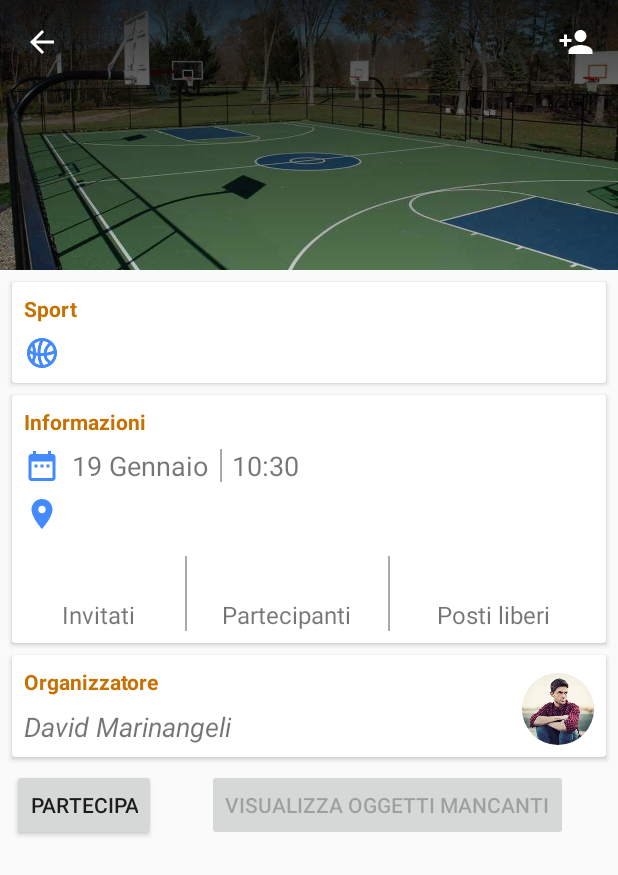
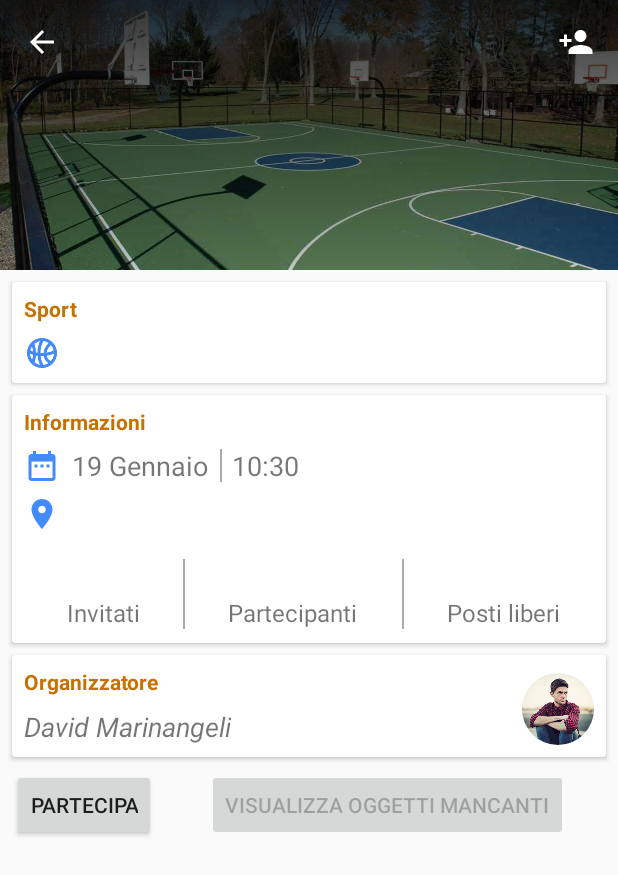
Before and after one commit to davidmarinangeli/ErmesAndroid, an Android app: the EventFragment screen opened directly, with no data from a screen before it, on a phone screen of 412 x 824 dp. Shown: the top 875 px of the screen. Run offline under Robolectric (Android 15) with nearby library versions, the phone set to English and light mode, and no system bars; our stand-ins replace Firebase (no records; nobody signed in at launch, a user with empty details on screens opened directly), Picasso; libraries missing offline, so code that uses them is left out: com.afollestad.materialdialogs, com.mikhaellopez.circularimageview; plain views replace CircularImageView; 16 statements that could not run were skipped.

Commit message:
Aggiunta activity per la visualizzazione di invitati e partecipanti ad un match

```diff
--- a/app/src/main/AndroidManifest.xml
+++ b/app/src/main/AndroidManifest.xml
@@ -66,6 +66,7 @@
 
         <activity android:name=".View.activities.MyMatchesActivity" />
         <activity android:name=".View.activities.FriendsActivity" />
+        <activity android:name=".View.activities.MatchUsersActivity" />
 
         <meta-data
             android:name="com.google.android.geo.API_KEY"
--- a/app/src/main/java/com/example/david/ermes/View/activities/FriendsActivity.java
+++ b/app/src/main/java/com/example/david/ermes/View/activities/FriendsActivity.java
@@ -100,7 +100,7 @@ public class FriendsActivity extends AppCompatActivity {
             List<Friendship> list = (List<Friendship>) object;
 
             if (list == null || list.isEmpty()) {
-                adapter.refreshList(null);
+                adapter.refreshList(new HashMap<>());
 
                 no_friends_label.setText("Nessun amico");
                 no_friends_label.setVisibility(View.VISIBLE);
--- a/app/src/main/java/com/example/david/ermes/View/fragments/EventFragment.java
+++ b/app/src/main/java/com/example/david/ermes/View/fragments/EventFragment.java
@@ -14,6 +14,7 @@ import android.view.View;
 import android.view.ViewGroup;
 import android.widget.Button;
 import android.widget.ImageButton;
+import android.widget.LinearLayout;
 import android.widget.ProgressBar;
 import android.widget.TextView;
 
@@ -32,12 +33,14 @@ import com.example.david.ermes.Presenter.utils.TimeUtils;
 import com.example.david.ermes.R;
 import com.example.david.ermes.View.activities.AccountActivity;
 import com.example.david.ermes.View.activities.EventActivity;
+import com.example.david.ermes.View.activities.MatchUsersActivity;
 import com.example.david.ermes.View.activities.PickFriendsActivity;
 import com.mikhaellopez.circularimageview.CircularImageView;
 import com.squareup.picasso.Picasso;
 
 import java.util.ArrayList;
 import java.util.Calendar;
+import java.util.List;
 
 import static com.example.david.ermes.View.activities.EventActivity.*;
 
@@ -65,6 +68,8 @@ public class EventFragment extends Fragment {
     private TextView freeslots;
     private TextView usercreator;
     private CircularImageView imageCreator;
+    private LinearLayout showInvited;
+    private LinearLayout showPartecipants;
 
     private CardView profileCardView;
 
@@ -142,6 +147,9 @@ public class EventFragment extends Fragment {
         participant = view.findViewById(R.id.partecipantNumber);
         pending = view.findViewById(R.id.invitedNumber);
         freeslots = view.findViewById(R.id.openSlotNumber);
+
+        showInvited = view.findViewById(R.id.invited_users_list);
+        showPartecipants = view.findViewById(R.id.partecipant_users_list);
 
         missing_stuff_button = view.findViewById(R.id.missing_stuff_button);
         join = view.findViewById(R.id.buttonPartecipa);
@@ -253,12 +261,40 @@ public class EventFragment extends Fragment {
             }
         });
 
+        // visualizzazione lista di partecipanti e invitati
+        showInvited.setOnClickListener(view1 -> {
+            if (match.getPending().size() > 0) {
+                startMatchUsersActivity("Invitati", match.getPending());
+            } else {
+                Snackbar.make(view, "Non ci sono invitati.", Snackbar.LENGTH_SHORT).show();
+            }
+        });
+
+        showPartecipants.setOnClickListener(view1 -> {
+            if (match.getPartecipants().size() > 0) {
+                startMatchUsersActivity("Partecipanti", match.getPartecipants());
+            } else {
+                Snackbar.make(view, "Non ci sono partecipanti.", Snackbar.LENGTH_SHORT).show();
+            }
+        });
+
         // lo so che pare un macello sta stringa, giuro che correggerò le API
         dateofevent.setText(c.get(Calendar.DAY_OF_MONTH) + " " + TimeUtils.fromNumericMonthToString(c.get(Calendar.MONTH)));
         hourofevent.setText(TimeUtils.getFormattedHourMinute(c));
         participant.setText(String.valueOf(match.getPartecipants().size()));
         pending.setText(String.valueOf(match.getPending().size()));
         freeslots.setText(String.valueOf(match.getMaxPlayers() - match.getPartecipants().size()));
+    }
+
+    private void startMatchUsersActivity(String title, List<String> list) {
+        Intent intent = new Intent(getContext(), MatchUsersActivity.class);
+
+        Bundle extras = new Bundle();
+        extras.putStringArrayList("users", (ArrayList<String>) list);
+        extras.putString("title", title);
+
+        intent.putExtras(extras);
+        startActivity(intent);
     }
 
     private void updateLabels() {
--- a/app/src/main/res/layout/default_friend_item.xml
+++ b/app/src/main/res/layout/default_friend_item.xml
@@ -18,8 +18,8 @@
 
         <com.mikhaellopez.circularimageview.CircularImageView
             android:id="@+id/friend_image"
-            android:layout_width="40dp"
-            android:layout_height="40dp"
+            android:layout_width="48dp"
+            android:layout_height="48dp"
             app:civ_border_width="0dp"
             app:civ_shadow="false"
             android:src="@drawable/ic_person_black_24dp"
--- a/app/src/main/res/layout/fragment_event.xml
+++ b/app/src/main/res/layout/fragment_event.xml
@@ -1,42 +1,42 @@
 <android.support.design.widget.CoordinatorLayout xmlns:android="http://schemas.android.com/apk/res/android"
     xmlns:app="http://schemas.android.com/apk/res-auto"
+    xmlns:tools="http://schemas.android.com/tools"
     android:layout_width="match_parent"
     android:layout_height="match_parent"
-    xmlns:tools="http://schemas.android.com/tools"
     android:fitsSystemWindows="true">
 
     <android.support.design.widget.AppBarLayout
         android:id="@+id/appBarLayout2"
         android:layout_width="match_parent"
         android:layout_height="wrap_content"
-        android:theme="@style/ThemeOverlay.AppCompat.Dark.ActionBar"
-        android:fitsSystemWindows="true">
+        android:fitsSystemWindows="true"
+        android:theme="@style/ThemeOverlay.AppCompat.Dark.ActionBar">
 
         <android.support.design.widget.CollapsingToolbarLayout
             android:id="@+id/collapsing_toolbar"
             android:layout_width="match_parent"
             android:layout_height="match_parent"
+            android:fitsSystemWindows="true"
+            app:contentScrim="?attr/colorPrimary"
             app:layout_scrollFlags="scroll|exitUntilCollapsed"
-            app:contentScrim="?attr/colorPrimary"
-            app:statusBarScrim="@android:color/transparent"
-            android:fitsSystemWindows="true">
+            app:statusBarScrim="@android:color/transparent">
 
             <ImageView
                 android:id="@+id/imageViewFavSport"
                 android:layout_width="match_parent"
                 android:layout_height="180dp"
+                android:fitsSystemWindows="true"
+                android:foreground="@drawable/toolbar_gradient"
                 android:scaleType="centerCrop"
-                app:srcCompat="@drawable/basketball_field"
-                android:foreground="@drawable/toolbar_gradient"
-                android:fitsSystemWindows="true"
-                app:layout_collapseMode="parallax"/>
+                app:layout_collapseMode="parallax"
+                app:srcCompat="@drawable/basketball_field" />
 
             <android.support.v7.widget.Toolbar
                 android:id="@+id/event_toolbar"
                 android:layout_width="match_parent"
                 android:layout_height="?attr/actionBarSize"
-                app:popupTheme="@style/ThemeOverlay.AppCompat.Light"
-                app:layout_collapseMode="pin">
+                app:layout_collapseMode="pin"
+                app:popupTheme="@style/ThemeOverlay.AppCompat.Light">
 
                 <ImageButton
                     android:id="@+id/elimina_evento"
@@ -246,49 +246,81 @@
                         android:layout_width="match_parent"
                         android:layout_height="66dp"
                         android:layout_marginTop="8dp"
+                        app:layout_constraintBottom_toBottomOf="parent"
+                        app:layout_constraintEnd_toEndOf="parent"
+                        app:layout_constraintStart_toStartOf="parent"
                         app:layout_constraintTop_toBottomOf="@+id/place_icon">
 
+                        <LinearLayout
+                            android:layout_width="match_parent"
+                            android:layout_height="wrap_content"
+                            android:layout_marginEnd="8dp"
+                            android:layout_marginStart="8dp"
+                            android:orientation="horizontal"
+                            android:weightSum="1"
+                            app:layout_constraintBottom_toBottomOf="parent"
+                            app:layout_constraintEnd_toEndOf="parent"
+                            app:layout_constraintStart_toStartOf="parent"
+                            app:layout_constraintTop_toTopOf="parent">
+
+                            <LinearLayout
+                                android:id="@+id/invited_users_list"
+                                android:layout_width="wrap_content"
+                                android:layout_height="wrap_content"
+                                android:layout_marginStart="8dp"
+                                android:layout_weight=".33"
+                                android:gravity="center_vertical|center_horizontal"
+                                android:orientation="vertical"
+                                app:layout_constraintBottom_toBottomOf="parent"
+                                app:layout_constraintStart_toStartOf="parent">
+
                                 <TextView
-                            android:id="@+id/openSlotNumber"
+                                    android:id="@+id/invitedNumber"
                                     android:layout_width="wrap_content"
                                     android:layout_height="wrap_content"
                                     android:layout_marginEnd="8dp"
                                     android:layout_marginStart="8dp"
-                            android:textColor="@color/colorAccent"
+                                    android:textColor="@android:color/darker_gray"
                                     android:textSize="24sp"
                                     android:textStyle="bold"
-                            app:layout_constraintBottom_toTopOf="@+id/openSlot"
-                            app:layout_constraintEnd_toEndOf="@+id/openSlot"
-                            app:layout_constraintStart_toStartOf="@+id/openSlot"
-                            app:layout_constraintTop_toTopOf="@+id/partecipantNumber"
-                            tools:text="10" />
+                                    tools:text="8" />
 
                                 <TextView
-                            android:id="@+id/partecipant"
+                                    android:id="@+id/invited"
                                     android:layout_width="wrap_content"
                                     android:layout_height="wrap_content"
                                     android:layout_marginBottom="8dp"
                                     android:layout_marginEnd="8dp"
                                     android:layout_marginStart="8dp"
-                            android:text="Partecipanti"
-                            android:textSize="16sp"
-                            app:layout_constraintBottom_toBottomOf="parent"
-                            app:layout_constraintEnd_toStartOf="@+id/line_right_invited"
-                            app:layout_constraintStart_toEndOf="@+id/line_left_invited" />
+                                    android:text="Invitati"
+                                    android:textSize="16sp" />
+                            </LinearLayout>
 
-                        <TextView
-                            android:id="@+id/openSlot"
-                            android:layout_width="wrap_content"
-                            android:layout_height="wrap_content"
+                            <View
+                                android:id="@+id/line_left_invited"
+                                android:layout_width="1dp"
+                                android:layout_height="match_parent"
                                 android:layout_marginBottom="8dp"
                                 android:layout_marginEnd="8dp"
                                 android:layout_marginStart="8dp"
-                            android:text="Posti liberi"
-                            android:textSize="16sp"
+                                android:layout_marginTop="8dp"
+                                android:background="@android:color/darker_gray"
                                 app:layout_constraintBottom_toBottomOf="parent"
-                            app:layout_constraintEnd_toEndOf="parent"
-                            app:layout_constraintHorizontal_bias="0.45"
-                            app:layout_constraintStart_toEndOf="@+id/line_right_invited" />
+                                app:layout_constraintEnd_toStartOf="@+id/line_right_invited"
+                                app:layout_constraintHorizontal_bias="0.46"
+                                app:layout_constraintStart_toStartOf="parent"
+                                app:layout_constraintTop_toTopOf="parent"
+                                app:layout_constraintVertical_bias="0.0" />
+
+                            <LinearLayout
+                                android:id="@+id/partecipant_users_list"
+                                android:layout_width="wrap_content"
+                                android:layout_height="wrap_content"
+                                android:layout_weight=".33"
+                                android:gravity="center_horizontal"
+                                android:orientation="vertical"
+                                tools:layout_editor_absoluteX="121dp"
+                                tools:layout_editor_absoluteY="2dp">
 
                                 <TextView
                                     android:id="@+id/partecipantNumber"
@@ -306,53 +338,20 @@
                                     tools:text="4" />
 
                                 <TextView
-                            android:id="@+id/invited"
+                                    android:id="@+id/partecipant"
                                     android:layout_width="wrap_content"
                                     android:layout_height="wrap_content"
                                     android:layout_marginBottom="8dp"
                                     android:layout_marginEnd="8dp"
                                     android:layout_marginStart="8dp"
-                            android:text="Invitati"
-                            android:textSize="16sp"
-                            app:layout_constraintBottom_toBottomOf="parent"
-                            app:layout_constraintEnd_toStartOf="@+id/line_left_invited"
-                            app:layout_constraintStart_toStartOf="parent" />
-
-                        <TextView
-                            android:id="@+id/invitedNumber"
-                            android:layout_width="wrap_content"
-                            android:layout_height="wrap_content"
-                            android:layout_marginEnd="8dp"
-                            android:layout_marginStart="8dp"
-                            android:layout_marginTop="8dp"
-                            android:textColor="@android:color/darker_gray"
-                            android:textSize="24sp"
-                            android:textStyle="bold"
-                            app:layout_constraintBottom_toTopOf="@+id/invited"
-                            app:layout_constraintEnd_toEndOf="@+id/invited"
-                            app:layout_constraintStart_toStartOf="@+id/invited"
-                            tools:text="8" />
-
-                        <View
-                            android:id="@+id/line_left_invited"
-                            android:layout_width="1dp"
-                            android:layout_height="0dp"
-                            android:layout_marginBottom="8dp"
-                            android:layout_marginEnd="8dp"
-                            android:layout_marginStart="8dp"
-                            android:layout_marginTop="8dp"
-                            android:background="@android:color/darker_gray"
-                            app:layout_constraintBottom_toBottomOf="parent"
-                            app:layout_constraintEnd_toStartOf="@+id/line_right_invited"
-                            app:layout_constraintHorizontal_bias="0.46"
-                            app:layout_constraintStart_toStartOf="parent"
-                            app:layout_constraintTop_toTopOf="parent"
-                            app:layout_constraintVertical_bias="0.0" />
+                                    android:text="Partecipanti"
+                                    android:textSize="16sp" />
+                            </LinearLayout>
 
                             <View
                                 android:id="@+id/line_right_invited"
                                 android:layout_width="1dp"
-                            android:layout_height="0dp"
+                                android:layout_height="match_parent"
                                 android:layout_marginBottom="8dp"
                                 android:layout_marginEnd="8dp"
                                 android:layout_marginStart="8dp"
@@ -364,6 +363,40 @@
                                 app:layout_constraintStart_toStartOf="parent"
                                 app:layout_constraintTop_toTopOf="parent"
                                 app:layout_constraintVertical_bias="0.0" />
+
+                            <LinearLayout
+                                android:layout_width="wrap_content"
+                                android:layout_height="wrap_content"
+                                android:layout_weight=".33"
+                                android:gravity="center_horizontal"
+                                android:orientation="vertical"
+                                tools:layout_editor_absoluteX="264dp"
+                                tools:layout_editor_absoluteY="2dp">
+
+                                <TextView
+                                    android:id="@+id/openSlotNumber"
+                                    android:layout_width="wrap_content"
+                                    android:layout_height="wrap_content"
+                                    android:layout_marginEnd="8dp"
+                                    android:layout_marginStart="8dp"
+                                    android:textColor="@color/colorAccent"
+                                    android:textSize="24sp"
+                                    android:textStyle="bold"
+                                    tools:text="10" />
+
+                                <TextView
+                                    android:id="@+id/openSlot"
+                                    android:layout_width="wrap_content"
+                                    android:layout_height="wrap_content"
+                                    android:layout_marginBottom="8dp"
+                                    android:layout_marginEnd="8dp"
+                                    android:layout_marginStart="8dp"
+                                    android:text="Posti liberi"
+                                    android:textSize="16sp" />
+                            </LinearLayout>
+
+                        </LinearLayout>
+
                     </android.support.constraint.ConstraintLayout>
 
 
```
Also changed, not shown: app/src/main/java/com/example/david/ermes/View/FriendsListAdapter.java (+48 -8 lines), app/src/main/java/com/example/david/ermes/View/activities/MatchUsersActivity.java (added, +109 -0 lines). Lines whose indentation alone changed are shown as unchanged.
